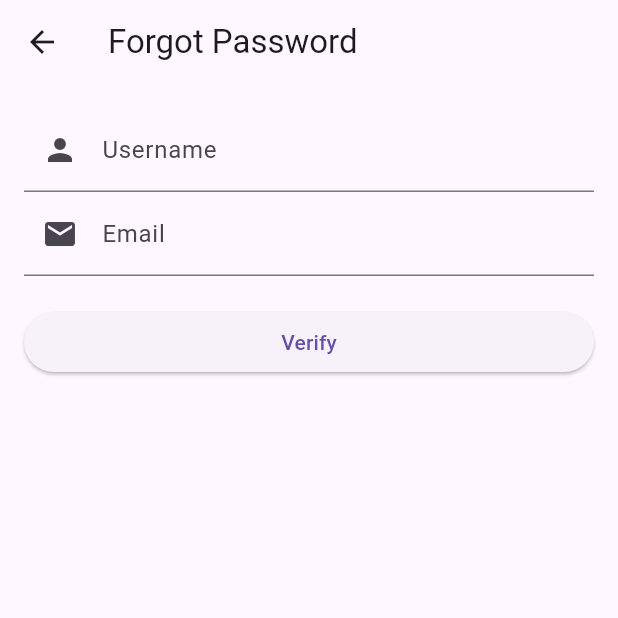
After one commit to OtnielSitohang/FE_Client, a Flutter app: the ForgotPasswordPage screen opened by its route, on a phone screen of 412 x 824 dp, the top half of it. The commit adds this screen. Run offline on Flutter 3.47's test engine with Material 3 defaults, Android fonts, the phone set to English and light mode, and no system bars; our stand-ins replace image_picker; accounts and stored records are empty.

Commit message:
Create Forgot Password

```diff
--- a/lib/app_router.dart
+++ b/lib/app_router.dart
@@ -1,5 +1,6 @@
 import 'package:client_front/pages/PengaturanAkunPage%20.dart';
 import 'package:client_front/pages/PilihJenisLapanganScreen.dart';
+import 'package:client_front/pages/forgot_password.dart';
 import 'package:client_front/pages/register_page.dart';
 import 'package:flutter/material.dart';
 import 'pages/dashboard_client.dart';
@@ -16,6 +17,8 @@ class AppRouter {
         return MaterialPageRoute(builder: (_) => LoginPage());
       case '/register':
         return MaterialPageRoute(builder: (_) => RegisterPage());
+      case '/forgot-password':
+        return MaterialPageRoute(builder: (_) => ForgotPasswordPage());
       case '/drawer':
         final user = settings.arguments as User;
         return MaterialPageRoute(builder: (_) => DrawerPage(user: user));
--- /dev/null
+++ b/lib/pages/forgot_password.dart
@@ -0,0 +1,156 @@
+import 'package:flutter/material.dart';
+import 'package:client_front/services/auth_service.dart'; // Ganti dengan path yang sesuai
+
+class ForgotPasswordPage extends StatefulWidget {
+  @override
+  _ForgotPasswordPageState createState() => _ForgotPasswordPageState();
+}
+
+class _ForgotPasswordPageState extends State<ForgotPasswordPage> {
+  final _usernameController = TextEditingController();
+  final _emailController = TextEditingController();
+  final _newPasswordController = TextEditingController();
+  bool _isVerified = false;
+  bool _isLoading = false;
+  String _errorMessage = '';
+  bool _obscurePassword = true; // Toggle untuk menyembunyikan password
+
+  void _verifyUser() async {
+    setState(() {
+      _isLoading = true;
+      _errorMessage = '';
+    });
+
+    final username = _usernameController.text;
+    final email = _emailController.text;
+
+    final result = await PasswordService.verifyUser(username, email);
+
+    setState(() {
+      _isLoading = false;
+      if (result['success']) {
+        _isVerified = true;
+      } else {
+        _errorMessage = result['message'];
+      }
+    });
+  }
+
+  void _changePassword() async {
+    setState(() {
+      _isLoading = true;
+      _errorMessage = '';
+    });
+
+    final username = _usernameController.text;
+    final email = _emailController.text;
+    final newPassword = _newPasswordController.text;
+
+    final result =
+        await PasswordService.changePassword(username, email, newPassword);
+
+    setState(() {
+      _isLoading = false;
+      if (result['success']) {
+        _showSuccessDialog();
+      } else {
+        _errorMessage = result['message'];
+      }
+    });
+  }
+
+  void _showSuccessDialog() {
+    showDialog(
+      context: context,
+      builder: (context) {
+        return AlertDialog(
+          title: Text('Success'),
+          content: Text('Password successfully updated.'),
+          actions: [
+            TextButton(
+              onPressed: () {
+                Navigator.of(context).pop();
+                Navigator.of(context).pop(); // Kembali ke halaman sebelumnya
+              },
+              child: Text('OK'),
+            ),
+          ],
+        );
+      },
+    );
+  }
+
+  @override
+  Widget build(BuildContext context) {
+    return Scaffold(
+      appBar: AppBar(
+        title: Text('Forgot Password'),
+      ),
+      body: Padding(
+        padding: const EdgeInsets.all(16.0),
+        child: Column(
+          crossAxisAlignment: CrossAxisAlignment.stretch,
+          children: [
+            if (!_isVerified) ...[
+              TextField(
+                controller: _usernameController,
+                decoration: InputDecoration(
+                  labelText: 'Username',
+                  prefixIcon: Icon(Icons.person),
+                ),
+              ),
+              TextField(
+                controller: _emailController,
+                decoration: InputDecoration(
+                  labelText: 'Email',
+                  prefixIcon: Icon(Icons.email),
+                ),
+              ),
+              SizedBox(height: 20),
+              ElevatedButton(
+                onPressed: _isLoading ? null : _verifyUser,
+                child:
+                    _isLoading ? CircularProgressIndicator() : Text('Verify'),
+              ),
+            ] else ...[
+              TextField(
+                controller: _newPasswordController,
+                decoration: InputDecoration(
+                  labelText: 'New Password',
+                  prefixIcon: Icon(Icons.lock),
+                  suffixIcon: IconButton(
+                    icon: Icon(
+                      _obscurePassword
+                          ? Icons.visibility_off
+                          : Icons.visibility,
+                    ),
+                    onPressed: () {
+                      setState(() {
+                        _obscurePassword = !_obscurePassword;
+                      });
+                    },
+                  ),
+                ),
+                obscureText: _obscurePassword,
+              ),
+              SizedBox(height: 20),
+              ElevatedButton(
+                onPressed: _isLoading ? null : _changePassword,
+                child: _isLoading
+                    ? CircularProgressIndicator()
+                    : Text('Change Password'),
+              ),
+            ],
+            if (_errorMessage.isNotEmpty) ...[
+              SizedBox(height: 20),
+              Text(
+                _errorMessage,
+                style: TextStyle(color: Colors.red),
+              ),
+            ],
+          ],
+        ),
+      ),
+    );
+  }
+}
--- a/lib/services/auth_service.dart
+++ b/lib/services/auth_service.dart
@@ -101,3 +101,42 @@ class AuthService {
     }
   }
 }
+
+
+
+class PasswordService {
+
+  // Verifikasi pengguna
+  static Future<Map<String, dynamic>> verifyUser(String username, String email) async {
+    final url = Uri.parse('$baseUrl/check-user');
+    final response = await http.post(
+      url,
+      headers: {'Content-Type': 'application/json'},
+      body: jsonEncode({'username': username, 'email': email}),
+    );
+
+    if (response.statusCode == 200) {
+      return {'success': true};
+    } else {
+      final responseBody = jsonDecode(response.body);
+      return {'success': false, 'message': responseBody['message']};
+    }
+  }
+
+  // Mengganti password
+  static Future<Map<String, dynamic>> changePassword(String username, String email, String newPassword) async {
+    final url = Uri.parse('$baseUrl/change-password');
+    final response = await http.post(
+      url,
+      headers: {'Content-Type': 'application/json'},
+      body: jsonEncode({'username': username, 'email': email, 'newPassword': newPassword}),
+    );
+
+    if (response.statusCode == 200) {
+      return {'success': true};
+    } else {
+      final responseBody = jsonDecode(response.body);
+      return {'success': false, 'message': responseBody['message']};
+    }
+  }
+}
```
